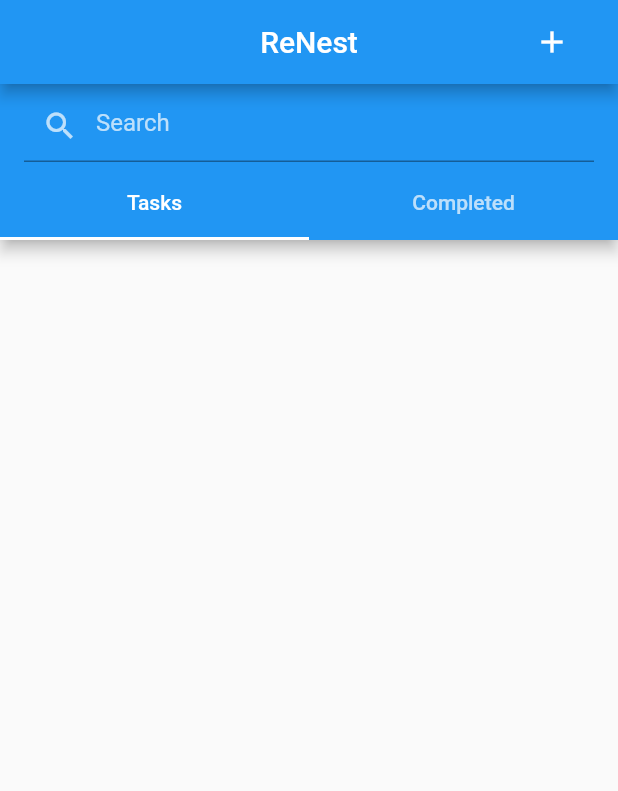
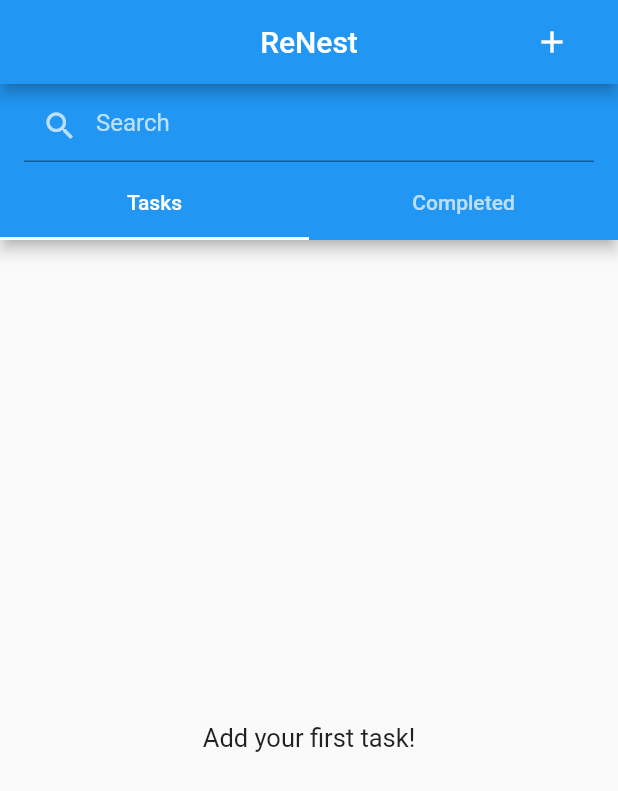
Before and after one commit to maciejbrzezinski/renest, a Flutter app: the screen it shows after launch, on a phone screen of 412 x 824 dp. Shown: the top 791 px of the screen. Run offline on Flutter 3.47's test engine with Material 2 defaults, Android fonts, the phone set to English and light mode, and no system bars; drawn by our look-alikes of grouped_list.

Commit message:
info about no tasks

```diff
--- a/lib/widgets/tasks_list.dart
+++ b/lib/widgets/tasks_list.dart
@@ -16,6 +16,9 @@ class TasksListState extends State<TasksList> {
   @override
   Widget build(BuildContext context) {
     var tasks = widget.tasks;
+    if (tasks.length == 0)
+      return Center(
+          child: Text("Add your first task!", style: TextStyle(fontSize: 17)));
     return GroupedListView(
       elements: tasks,
       groupBy: (element) => (element as Task).getGroupByNumber(),
```
